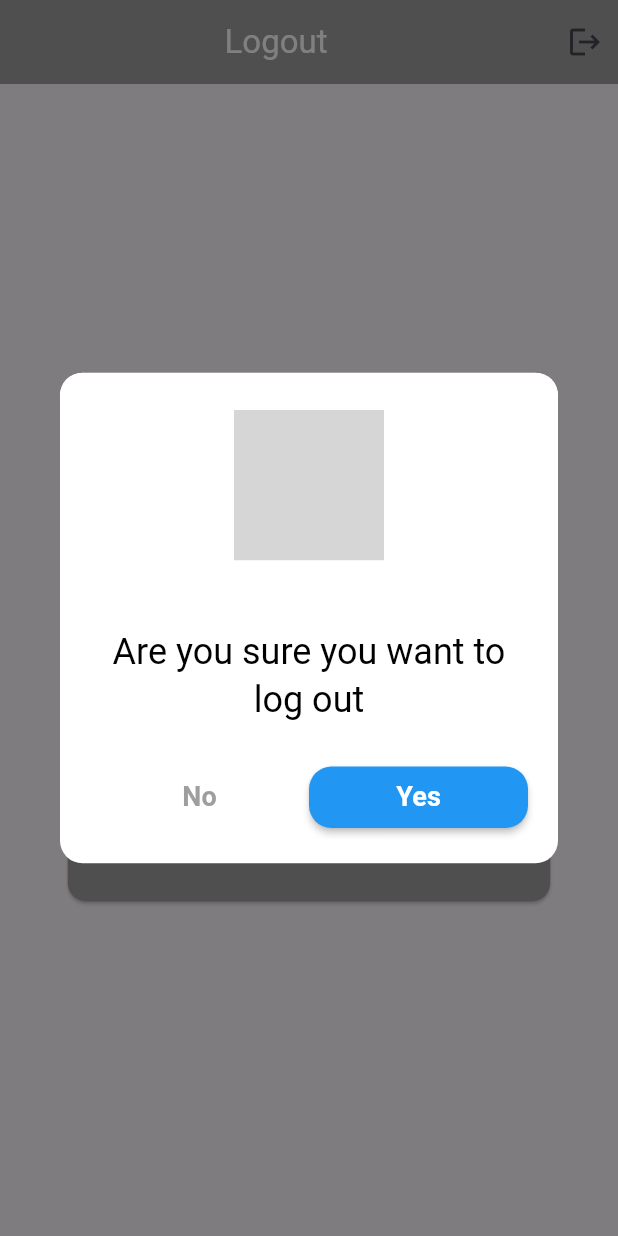
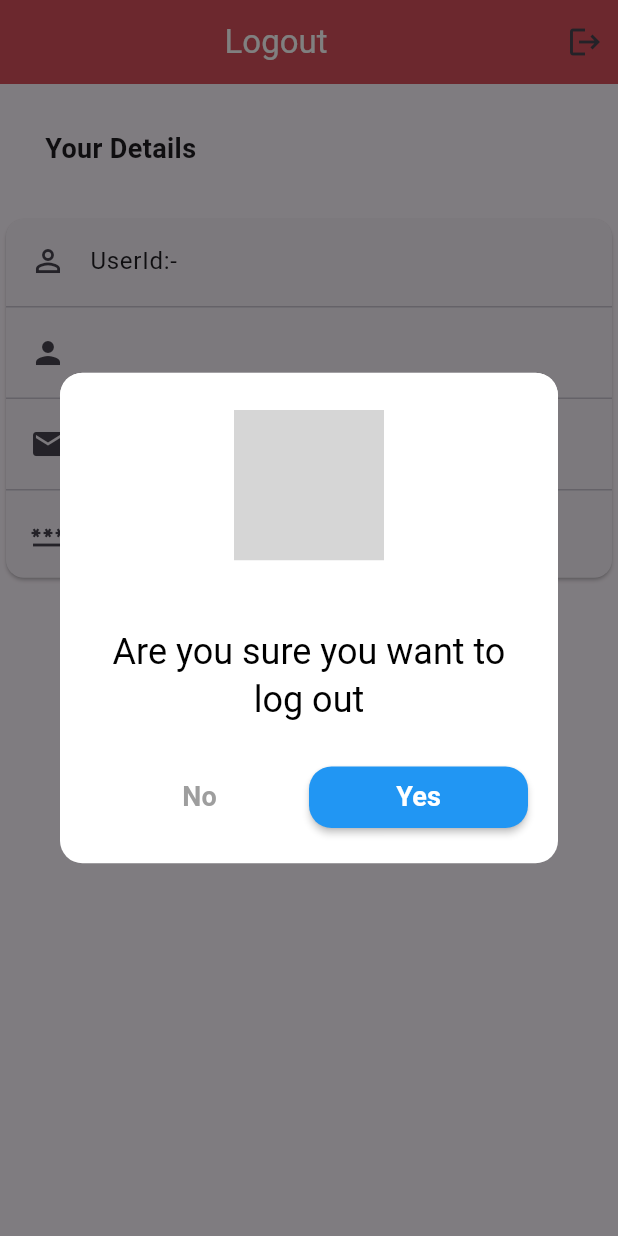
Before and after one commit to ankitpatel0011/news_assignments, a Flutter app: the ProfilePage screen opened directly, after a tap on the "logout" icon, on a phone screen of 412 x 824 dp. Run offline on Flutter 3.47's test engine with Material 3 defaults, Android fonts, the light colour scheme and no system bars; our stand-ins replace animate_do, cached_network_image, cloud_firestore, firebase_auth, firebase_core, fluttertoast and 4 more; missing offline and left inert: colorful_safe_area; accounts and stored records are empty; network calls fail; Roboto replaces fonts that are missing (Acme); grey boxes are pictures that could not be loaded.

Commit message:
profile some changes

```diff
--- a/lib/model/usermodel.dart
+++ b/lib/model/usermodel.dart
@@ -7,27 +7,30 @@ String userModelToJson(UserModel data) => json.encode(data.toJson());
 class UserModel {
   String? name;
   String? email;
-  String? number;
-  String? imageUrl;
+  String? password;
+  String? userId;
+
+
+
 
   UserModel({
     this.name,
     this.email,
-    this.number,
-    this.imageUrl,
+    this.password,
+    this.userId,
   });
 
   factory UserModel.fromJson(Map<String, dynamic> json) => UserModel(
         name: json["name"],
         email: json["email"],
-        number: json["number"],
-        imageUrl: json["imageUrl"],
+        password: json["password"],
+        userId: json["userId"],
       );
 
   Map<String, dynamic> toJson() => {
         "name": name,
         "email": email,
-        "number": number,
-        "imageUrl": imageUrl,
+        "password": password,
+        "userId": userId,
       };
 }
--- a/lib/screens/profile.dart
+++ b/lib/screens/profile.dart
@@ -1,3 +1,4 @@
+import 'package:cloud_firestore/cloud_firestore.dart';
 import 'package:firebase_auth/firebase_auth.dart';
 import 'package:flutter/material.dart';
 import 'package:get/get.dart';
@@ -5,17 +6,37 @@ import 'package:google_fonts/google_fonts.dart';
 import 'package:quickalert/models/quickalert_type.dart';
 import 'package:quickalert/widgets/quickalert_dialog.dart';
 
+import '../model/usermodel.dart';
 import '../splash.dart';
 
-class ProfilePage extends StatelessWidget {
+class ProfilePage extends StatefulWidget {
   const ProfilePage({Key? key}) : super(key: key);
+
+  @override
+  State<ProfilePage> createState() => _ProfilePageState();
+}
+
+//get user data
+UserModel? userModel;
+var auth = FirebaseAuth.instance.currentUser?.uid;
+
+class _ProfilePageState extends State<ProfilePage> {
+  @override
+  void initState() {
+    super.initState();
+    retrieveData().then((value) {
+      setState(() {
+        userModel = value;
+      });
+    });
+  }
 
   @override
   Widget build(BuildContext context) {
     return Scaffold(
       appBar: AppBar(
         automaticallyImplyLeading: false,
-        backgroundColor: Colors.grey,
+        backgroundColor: const Color(0xFFD8515B),
         actions: [
           Padding(
             padding: const EdgeInsets.all(10.0),
@@ -48,20 +69,68 @@ class ProfilePage extends StatelessWidget {
           ),
         ),
       ),
-      body: Center(
-        child: Container(
-          height: Get.height*0.4,width: Get.width*0.8,
-          child: Card(
-            color: Colors.grey,
-            child: Column(
-              mainAxisAlignment: MainAxisAlignment.center,
+      body: Column(
+        children: [
+          Padding(
+            padding: const EdgeInsets.all(30),
+            child: Row(
+              mainAxisAlignment: MainAxisAlignment.spaceBetween,
               children: [
-                Text("data")
+                Text(
+                  "Your Details",
+                  style: TextStyle(fontSize: 18, fontWeight: FontWeight.bold),
+                ),
               ],
             ),
           ),
-        ),
+          SizedBox(
+            height: Get.height*0.3,
+            child: Card(
+              child: ListView(
+                children: [
+                  ListTile(
+                    leading: Icon(Icons.perm_identity),
+                    title: Text("UserId:-${userModel?.userId}"),
+                  ),
+                  Divider(
+                    height: 5,
+                    thickness: 1,
+                  ),
+                  ListTile(
+                    leading: Icon(Icons.person),
+                    title: Text("${userModel?.name}"),
+                  ),
+                  Divider(
+                    height: 5,
+                    thickness: 1,
+                  ),
+                  ListTile(
+                    leading: Icon(Icons.mail),
+                    title: Text("${userModel?.email}"),
+                  ),
+                  Divider(
+                    height: 5,
+                    thickness: 1,
+                  ),
+                  ListTile(
+                    leading: Icon(Icons.password),
+                    title: Text("${userModel?.password}"),
+                  ),
+                ],
+              ),
+            ),
+          ),
+        ],
+
       ),
     );
   }
+
+  Future<UserModel?> retrieveData() async {
+    var uuid = FirebaseAuth.instance.currentUser?.uid;
+    var user =
+        await FirebaseFirestore.instance.collection("users").doc(uuid).get();
+    var userModel = UserModel.fromJson(user.data()!);
+    return userModel;
+  }
 }
--- a/lib/splash.dart
+++ b/lib/splash.dart
@@ -39,6 +39,7 @@ class _SplashScreenState extends State<SplashScreen> {
 
   @override
   Widget build(BuildContext context) {
+    deviceWidth = MediaQuery.of(context).size.width;
     return Scaffold(
       backgroundColor: const Color(0xFFD8515B),
       body: Center(
```
